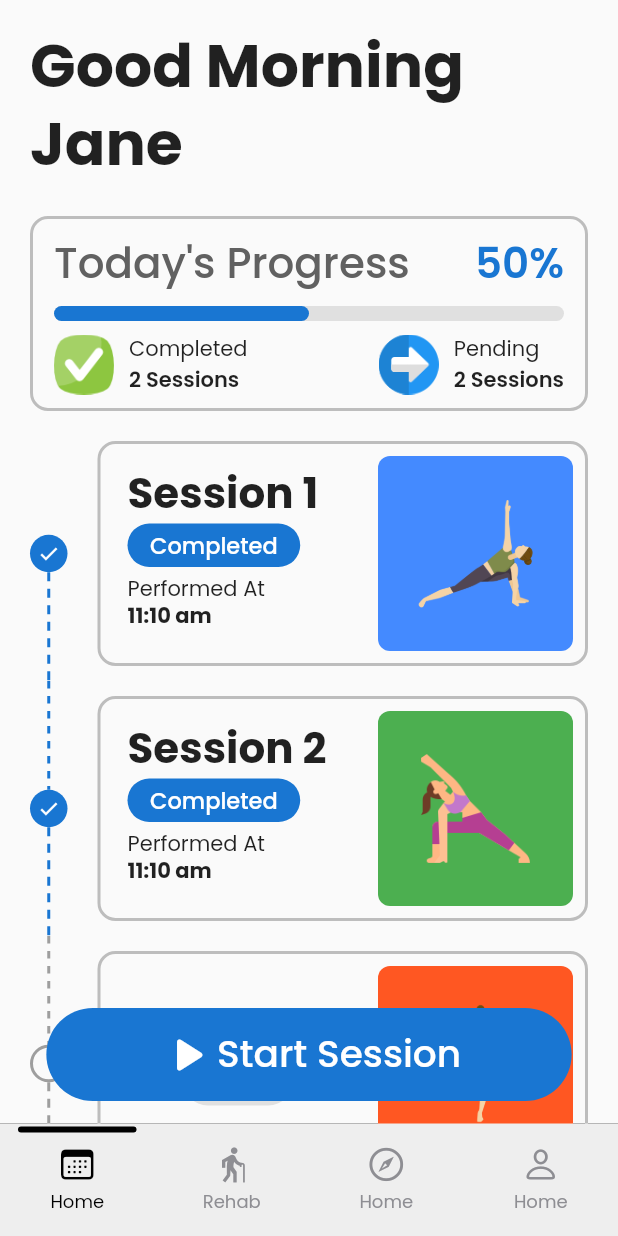
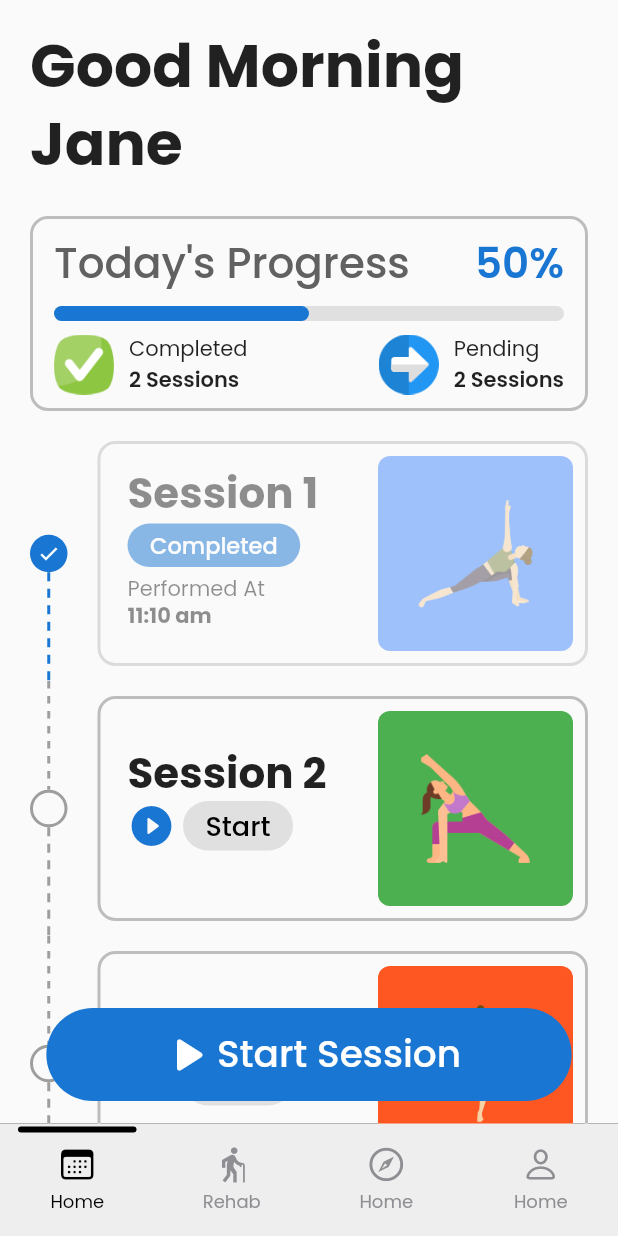
Before and after one commit to SP-XD/Yoga, a Flutter app: the screen it shows after launch, on a phone screen of 412 x 824 dp. Run offline on Flutter 3.47's test engine with Material 2 defaults, Android fonts, the phone set to English and light mode, and no system bars; drawn by our look-alikes of percent_indicator, persistent_bottom_nav_bar, timelines; our stand-ins replace device_preview, font_awesome_flutter, get, google_fonts.

Commit message:
feat: fade session card if completed

```diff
--- a/lib/pages/home_page.dart
+++ b/lib/pages/home_page.dart
@@ -18,7 +18,7 @@ class _HomePageState extends State<HomePage> {
   // * for unit testing
   var isCompletedArray = [
     true,
-    true,
+    false,
     false,
     false,
     false,
@@ -162,6 +162,9 @@ class _HomePageState extends State<HomePage> {
       ),
       contents: Padding(
         padding: EdgeInsets.only(left: 20, top: 10, bottom: 10),
+        child: AnimatedOpacity(
+          opacity: isCompleted ? 0.5 : 1.0,
+          duration: const Duration(milliseconds: 500),
           child: Container(
             height: 150,
             padding: const EdgeInsets.all(8),
@@ -286,6 +289,7 @@ class _HomePageState extends State<HomePage> {
             ),
           ),
         ),
+      ),
     );
   }
 
```
Lines whose indentation alone changed are shown as unchanged.
